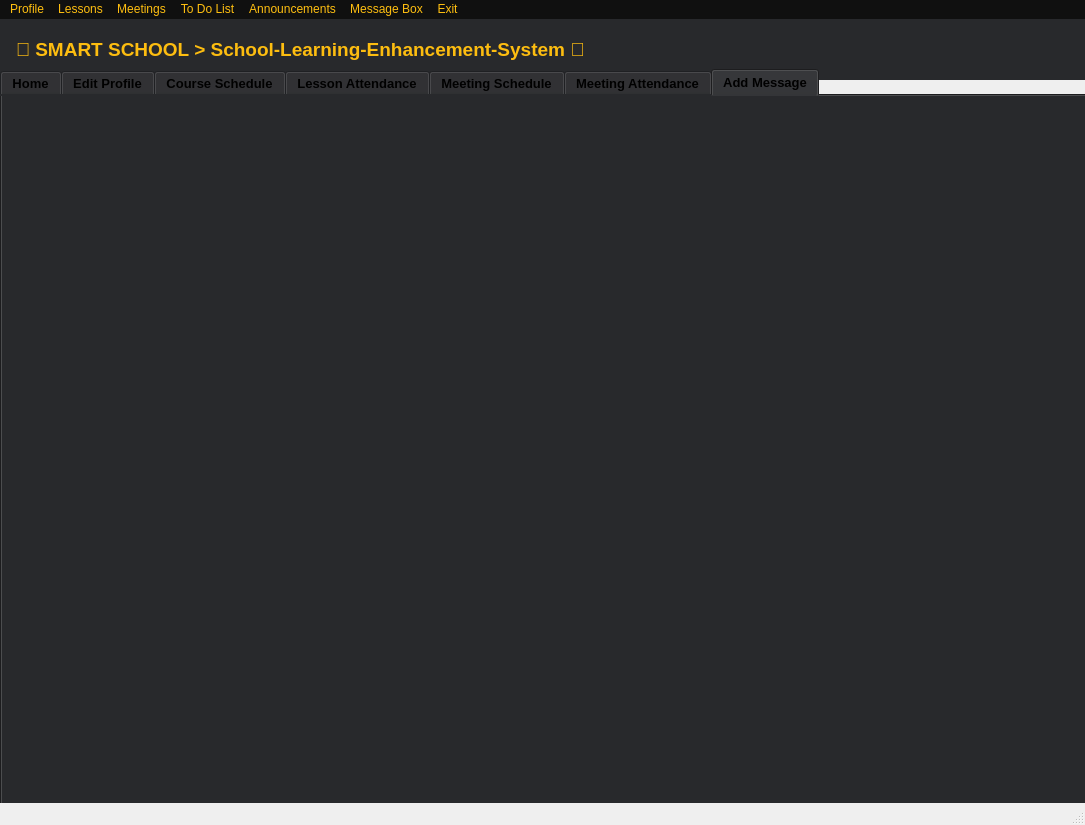
Qt form teacher.ui (ismailuzum/Smart-School-School-Learning-Enhancement-System) before a commit.
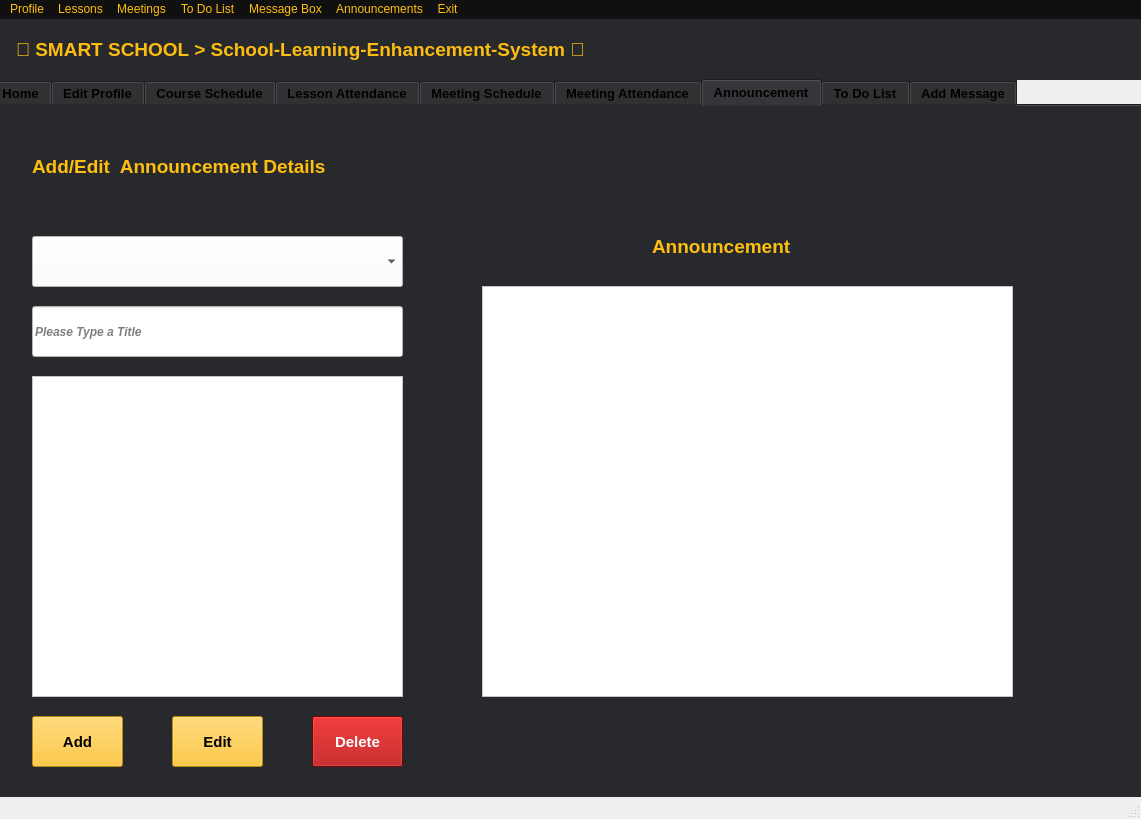
The same form after that commit. The open tabs and pages were chosen to show the change.

```diff
--- a/teacher.ui
+++ b/teacher.ui
@@ -6,8 +6,8 @@
    <rect>
     <x>0</x>
     <y>0</y>
-    <width>1085</width>
-    <height>825</height>
+    <width>1141</width>
+    <height>819</height>
    </rect>
   </property>
   <property name="windowTitle">
@@ -19,7 +19,7 @@
      <rect>
       <x>0</x>
       <y>0</y>
-      <width>1101</width>
+      <width>1141</width>
       <height>61</height>
      </rect>
     </property>
@@ -42,10 +42,10 @@
    <widget class="QTabWidget" name="tabWidget">
     <property name="geometry">
      <rect>
-      <x>0</x>
-      <y>50</y>
-      <width>1091</width>
-      <height>851</height>
+      <x>-10</x>
+      <y>60</y>
+      <width>1161</width>
+      <height>741</height>
      </rect>
     </property>
     <property name="font">
@@ -6815,6 +6815,322 @@
       </item>
      </widget>
     </widget>
+    <widget class="QWidget" name="tab">
+     <attribute name="title">
+      <string>Announcement</string>
+     </attribute>
+     <widget class="QLineEdit" name="LineEdit">
+      <property name="geometry">
+       <rect>
+        <x>40</x>
+        <y>200</y>
+        <width>371</width>
+        <height>51</height>
+       </rect>
+      </property>
+      <property name="font">
+       <font>
+        <weight>75</weight>
+        <italic>true</italic>
+        <bold>true</bold>
+       </font>
+      </property>
+      <property name="styleSheet">
+       <string notr="true">background-color: rgb(255, 255, 255);</string>
+      </property>
+      <property name="placeholderText">
+       <string>Please Type a Title</string>
+      </property>
+     </widget>
+     <widget class="QTextEdit" name="textEdit">
+      <property name="geometry">
+       <rect>
+        <x>40</x>
+        <y>270</y>
+        <width>371</width>
+        <height>321</height>
+       </rect>
+      </property>
+      <property name="styleSheet">
+       <string notr="true">background-color: rgb(255, 255, 255);</string>
+      </property>
+      <property name="inputMethodHints">
+       <set>Qt::ImhMultiLine</set>
+      </property>
+      <property name="html">
+       <string>&lt;!DOCTYPE HTML PUBLIC &quot;-//W3C//DTD HTML 4.0//EN&quot; &quot;http://www.w3.org/TR/REC-html40/strict.dtd&quot;&gt;
+&lt;html&gt;&lt;head&gt;&lt;meta name=&quot;qrichtext&quot; content=&quot;1&quot; /&gt;&lt;style type=&quot;text/css&quot;&gt;
+p, li { white-space: pre-wrap; }
+&lt;/style&gt;&lt;/head&gt;&lt;body style=&quot; font-family:'MS Shell Dlg 2'; font-size:7.8pt; font-weight:400; font-style:normal;&quot;&gt;
+&lt;p style=&quot;-qt-paragraph-type:empty; margin-top:0px; margin-bottom:0px; margin-left:0px; margin-right:0px; -qt-block-indent:0; text-indent:0px;&quot;&gt;&lt;br /&gt;&lt;/p&gt;&lt;/body&gt;&lt;/html&gt;</string>
+      </property>
+     </widget>
+     <widget class="QTextBrowser" name="textBrowser">
+      <property name="geometry">
+       <rect>
+        <x>490</x>
+        <y>180</y>
+        <width>531</width>
+        <height>411</height>
+       </rect>
+      </property>
+      <property name="font">
+       <font>
+        <pointsize>10</pointsize>
+       </font>
+      </property>
+      <property name="styleSheet">
+       <string notr="true">background-color: rgb(255, 255, 255);</string>
+      </property>
+      <property name="html">
+       <string>&lt;!DOCTYPE HTML PUBLIC &quot;-//W3C//DTD HTML 4.0//EN&quot; &quot;http://www.w3.org/TR/REC-html40/strict.dtd&quot;&gt;
+&lt;html&gt;&lt;head&gt;&lt;meta name=&quot;qrichtext&quot; content=&quot;1&quot; /&gt;&lt;style type=&quot;text/css&quot;&gt;
+p, li { white-space: pre-wrap; }
+&lt;/style&gt;&lt;/head&gt;&lt;body style=&quot; font-family:'MS Shell Dlg 2'; font-size:10pt; font-weight:400; font-style:normal;&quot;&gt;
+&lt;p style=&quot;-qt-paragraph-type:empty; margin-top:0px; margin-bottom:0px; margin-left:0px; margin-right:0px; -qt-block-indent:0; text-indent:0px; font-size:7.8pt;&quot;&gt;&lt;br /&gt;&lt;/p&gt;&lt;/body&gt;&lt;/html&gt;</string>
+      </property>
+     </widget>
+     <widget class="QPushButton" name="addButton">
+      <property name="geometry">
+       <rect>
+        <x>40</x>
+        <y>610</y>
+        <width>91</width>
+        <height>51</height>
+       </rect>
+      </property>
+      <property name="font">
+       <font>
+        <pointsize>11</pointsize>
+        <weight>75</weight>
+        <bold>true</bold>
+       </font>
+      </property>
+      <property name="styleSheet">
+       <string notr="true">background-color: rgb(255, 191, 16);</string>
+      </property>
+      <property name="text">
+       <string>Add</string>
+      </property>
+     </widget>
+     <widget class="QPushButton" name="editButton">
+      <property name="geometry">
+       <rect>
+        <x>180</x>
+        <y>610</y>
+        <width>91</width>
+        <height>51</height>
+       </rect>
+      </property>
+      <property name="font">
+       <font>
+        <pointsize>11</pointsize>
+        <weight>75</weight>
+        <bold>true</bold>
+       </font>
+      </property>
+      <property name="styleSheet">
+       <string notr="true">background-color: rgb(255, 191, 16);</string>
+      </property>
+      <property name="text">
+       <string>Edit</string>
+      </property>
+     </widget>
+     <widget class="QPushButton" name="deleteButton">
+      <property name="geometry">
+       <rect>
+        <x>320</x>
+        <y>610</y>
+        <width>91</width>
+        <height>51</height>
+       </rect>
+      </property>
+      <property name="font">
+       <font>
+        <pointsize>11</pointsize>
+        <weight>75</weight>
+        <bold>true</bold>
+       </font>
+      </property>
+      <property name="styleSheet">
+       <string notr="true">background-color: rgb(170, 0, 0);
+color: rgb(255, 255, 255);</string>
+      </property>
+      <property name="text">
+       <string>Delete</string>
+      </property>
+     </widget>
+     <widget class="QComboBox" name="comboBox">
+      <property name="geometry">
+       <rect>
+        <x>40</x>
+        <y>130</y>
+        <width>371</width>
+        <height>51</height>
+       </rect>
+      </property>
+      <property name="styleSheet">
+       <string notr="true">background-color: rgb(255, 255, 255);</string>
+      </property>
+     </widget>
+     <widget class="QLabel" name="label_58">
+      <property name="geometry">
+       <rect>
+        <x>40</x>
+        <y>50</y>
+        <width>441</width>
+        <height>21</height>
+       </rect>
+      </property>
+      <property name="font">
+       <font>
+        <pointsize>14</pointsize>
+        <weight>75</weight>
+        <bold>true</bold>
+       </font>
+      </property>
+      <property name="styleSheet">
+       <string notr="true">color: rgb(255, 191, 16);</string>
+      </property>
+      <property name="text">
+       <string>Add/Edit  Announcement Details</string>
+      </property>
+     </widget>
+     <widget class="QLabel" name="label_65">
+      <property name="geometry">
+       <rect>
+        <x>660</x>
+        <y>130</y>
+        <width>181</width>
+        <height>21</height>
+       </rect>
+      </property>
+      <property name="font">
+       <font>
+        <pointsize>14</pointsize>
+        <weight>75</weight>
+        <bold>true</bold>
+       </font>
+      </property>
+      <property name="styleSheet">
+       <string notr="true">color: rgb(255, 191, 16);</string>
+      </property>
+      <property name="text">
+       <string>Announcement</string>
+      </property>
+     </widget>
+    </widget>
+    <widget class="QWidget" name="tab_5">
+     <attribute name="title">
+      <string>To Do List</string>
+     </attribute>
+     <widget class="QLineEdit" name="line_edit">
+      <property name="geometry">
+       <rect>
+        <x>260</x>
+        <y>110</y>
+        <width>581</width>
+        <height>51</height>
+       </rect>
+      </property>
+      <property name="font">
+       <font>
+        <weight>75</weight>
+        <italic>true</italic>
+        <bold>true</bold>
+       </font>
+      </property>
+      <property name="styleSheet">
+       <string notr="true">background-color: rgb(255, 255, 255);</string>
+      </property>
+      <property name="placeholderText">
+       <string>Please Type Here</string>
+      </property>
+     </widget>
+     <widget class="QListView" name="list_view">
+      <property name="geometry">
+       <rect>
+        <x>260</x>
+        <y>250</y>
+        <width>581</width>
+        <height>341</height>
+       </rect>
+      </property>
+      <property name="styleSheet">
+       <string notr="true">background-color: rgb(255, 255, 255);</string>
+      </property>
+     </widget>
+     <widget class="QLabel" name="label_108">
+      <property name="geometry">
+       <rect>
+        <x>260</x>
+        <y>40</y>
+        <width>591</width>
+        <height>21</height>
+       </rect>
+      </property>
+      <property name="font">
+       <font>
+        <pointsize>14</pointsize>
+        <weight>75</weight>
+        <bold>true</bold>
+       </font>
+      </property>
+      <property name="styleSheet">
+       <string notr="true">color: rgb(255, 191, 16);</string>
+      </property>
+      <property name="text">
+       <string>To Do List</string>
+      </property>
+     </widget>
+     <widget class="QPushButton" name="remove_button">
+      <property name="geometry">
+       <rect>
+        <x>260</x>
+        <y>600</y>
+        <width>581</width>
+        <height>51</height>
+       </rect>
+      </property>
+      <property name="font">
+       <font>
+        <pointsize>11</pointsize>
+        <weight>75</weight>
+        <bold>true</bold>
+       </font>
+      </property>
+      <property name="styleSheet">
+       <string notr="true">background-color: rgb(170, 0, 0);
+color: rgb(255, 255, 255);</string>
+      </property>
+      <property name="text">
+       <string>Delete</string>
+      </property>
+     </widget>
+     <widget class="QPushButton" name="add_button">
+      <property name="geometry">
+       <rect>
+        <x>260</x>
+        <y>180</y>
+        <width>581</width>
+        <height>51</height>
+       </rect>
+      </property>
+      <property name="font">
+       <font>
+        <pointsize>11</pointsize>
+        <weight>75</weight>
+        <bold>true</bold>
+       </font>
+      </property>
+      <property name="styleSheet">
+       <string notr="true">background-color: rgb(255, 191, 16);</string>
+      </property>
+      <property name="text">
+       <string>Add</string>
+      </property>
+     </widget>
+    </widget>
     <widget class="QWidget" name="tab_8">
      <attribute name="title">
       <string>Add Message</string>
@@ -6828,8 +7144,8 @@
     <rect>
      <x>0</x>
      <y>0</y>
-     <width>1085</width>
-     <height>25</height>
+     <width>1141</width>
+     <height>30</height>
     </rect>
    </property>
    <property name="styleSheet">
@@ -6885,8 +7201,8 @@
    <addaction name="menuAttandance"/>
    <addaction name="menuMeetings"/>
    <addaction name="menuTo_Do_List"/>
-   <addaction name="menuAnnoiuncements"/>
    <addaction name="menuMessage_Box"/>
+   <addaction name="menuAnnoiuncements"/>
    <addaction name="menuExit"/>
   </widget>
   <action name="menu11">
```
Left out of the diff: 497 changed lines with no effect on the pictures.
